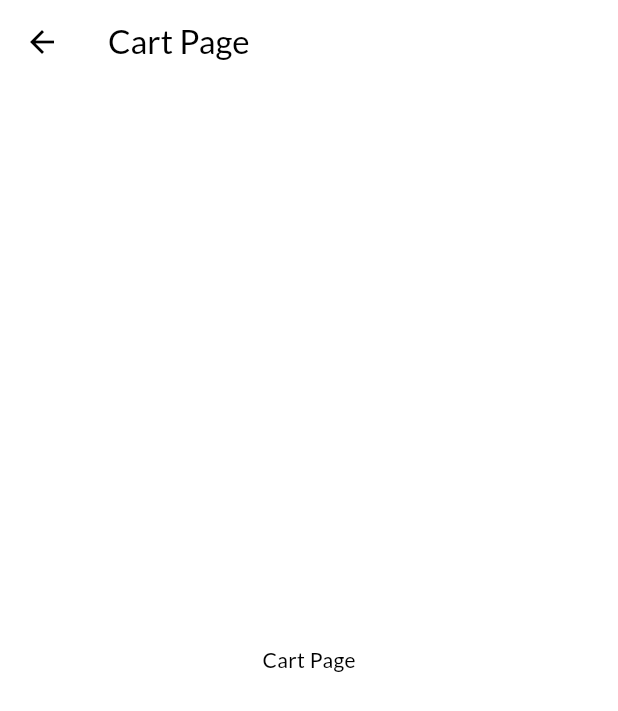
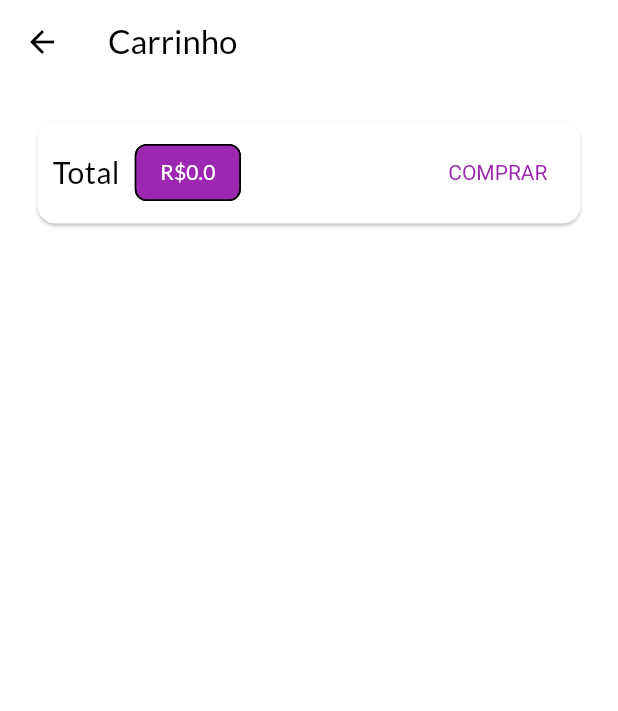
Before and after one commit to viniciusaraujo2405/projetoLoja, a Flutter app: the CartPage screen opened by its route, on a phone screen of 412 x 824 dp. Shown: the top 711 px of the screen. Run offline on Flutter 3.47's test engine with Material 3 defaults, Android fonts, the phone set to English and light mode, and no system bars; network calls fail.

Commit message:
Desenvolvendo a tela do carrinho, mostrando o preço total e colocando o botão de comprar

```diff
--- a/lib/pages/cart_page.dart
+++ b/lib/pages/cart_page.dart
@@ -1,15 +1,64 @@
 import 'package:flutter/material.dart';
+import 'package:provider/provider.dart';
+
+import '../models/cart.dart';
 
 class CartPage extends StatelessWidget {
   const CartPage({Key? key}) : super(key: key);
   @override
   Widget build(BuildContext context) {
+    final Cart cart = Provider.of(context);
     return Scaffold(
       appBar: AppBar(
-        title: Text('Cart Page'),
+        title: Text('Carrinho'),
       ),
-      body: Center(
-        child: Text('Cart Page'),
+      body: Column(
+        children: [
+          Card(
+            margin: EdgeInsets.all(25),
+            child: Padding(
+              padding: const EdgeInsets.all(10),
+              child: Row(
+                mainAxisAlignment: MainAxisAlignment.spaceBetween,
+                children: [
+                  Text(
+                    'Total',
+                    style: TextStyle(
+                      fontSize: 20,
+                    ),
+                  ),
+                  SizedBox(width: 10,),
+                  Chip(
+                    backgroundColor: Theme.of(context).primaryColor,
+                    label: Text(
+                      'R\$${cart.totalAmount}',
+                      style: TextStyle(
+                        color: Theme.of(context).primaryTextTheme.titleLarge?.color,
+                      ),
+                    ),
+                  ),
+                  Spacer(),
+                  TextButton(
+                    child: Text('COMPRAR'),
+                    style: TextButton.styleFrom(
+                      textStyle: TextStyle(
+                        color: Theme.of(context).primaryColor,
+                      ),
+
+                    ),
+                    onPressed: (){},
+                  )
+                ],
+              )
+
+
+            )
+          )
+
+
+
+
+        ],
       ),
     );
   }
```
